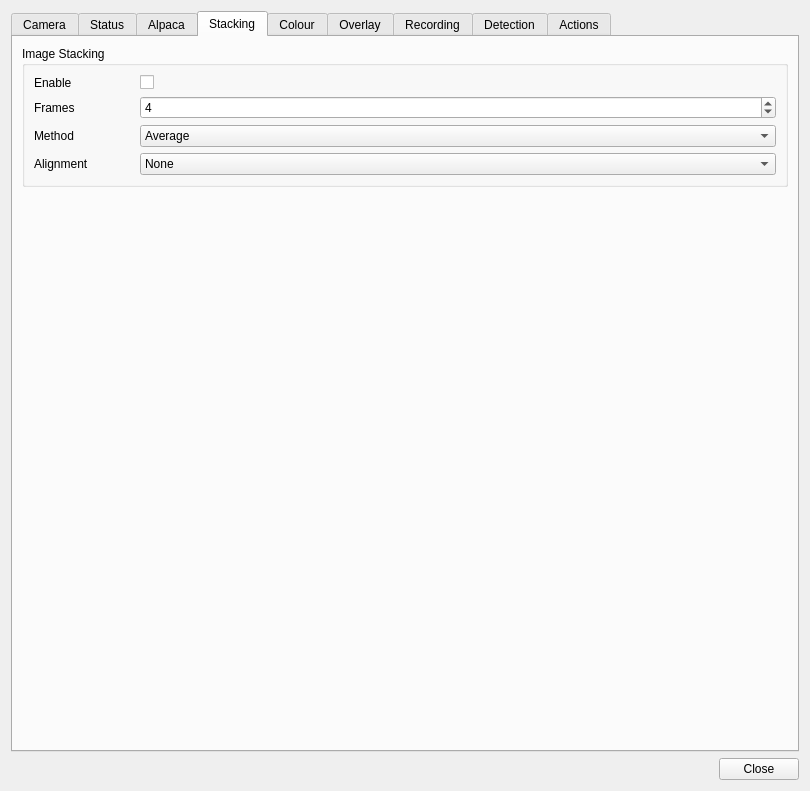
Qt form plugins/feature/camera/camerasettingsdialog.ui (srcejon/sdrangel) before a commit.
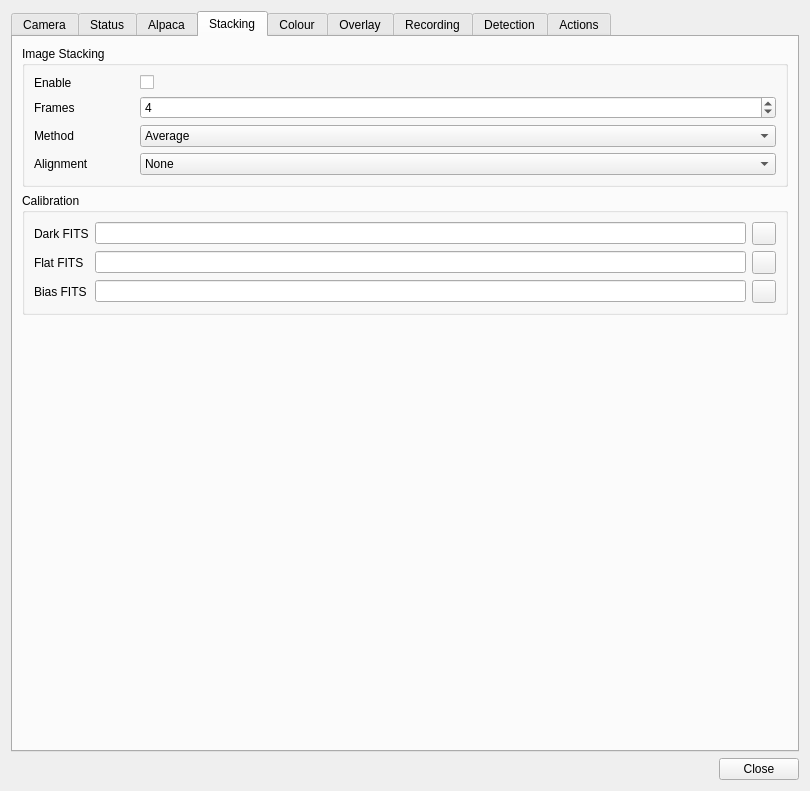
The same form after that commit. The open tabs and pages were chosen to show the change. Icons and pictures are not drawn.

Commit message: Add FITS calibration before image stacking

Patch:
```diff
--- a/plugins/feature/camera/camerasettingsdialog.ui
+++ b/plugins/feature/camera/camerasettingsdialog.ui
@@ -1236,6 +1236,111 @@
          </layout>
         </widget>
        </item>
+       <item>
+        <widget class="QGroupBox" name="stackCalibrationGroup">
+         <property name="title">
+          <string>Calibration</string>
+         </property>
+         <layout class="QFormLayout" name="formLayout_stackCalibration">
+          <item row="0" column="0">
+           <widget class="QLabel" name="stackDarkFileLabel">
+            <property name="text">
+             <string>Dark FITS</string>
+            </property>
+           </widget>
+          </item>
+          <item row="0" column="1">
+           <layout class="QHBoxLayout" name="stackDarkFileLayout">
+            <item>
+             <widget class="QLineEdit" name="stackDarkFileEdit">
+              <property name="toolTip">
+               <string>Optional FITS master dark frame used for pre-stacking calibration</string>
+              </property>
+             </widget>
+            </item>
+            <item>
+             <widget class="QToolButton" name="stackDarkFileButton">
+              <property name="toolTip">
+               <string>Browse for FITS master dark frame</string>
+              </property>
+              <property name="text">
+               <string/>
+              </property>
+              <property name="icon">
+               <iconset resource="../../../sdrgui/resources/res.qrc">
+                <normaloff>:/load.png</normaloff>:/load.png</iconset>
+              </property>
+             </widget>
+            </item>
+           </layout>
+          </item>
+          <item row="1" column="0">
+           <widget class="QLabel" name="stackFlatFileLabel">
+            <property name="text">
+             <string>Flat FITS</string>
+            </property>
+           </widget>
+          </item>
+          <item row="1" column="1">
+           <layout class="QHBoxLayout" name="stackFlatFileLayout">
+            <item>
+             <widget class="QLineEdit" name="stackFlatFileEdit">
+              <property name="toolTip">
+               <string>Optional FITS master flat frame used for pre-stacking calibration</string>
+              </property>
+             </widget>
+            </item>
+            <item>
+             <widget class="QToolButton" name="stackFlatFileButton">
+              <property name="toolTip">
+               <string>Browse for FITS master flat frame</string>
+              </property>
+              <property name="text">
+               <string/>
+              </property>
+              <property name="icon">
+               <iconset resource="../../../sdrgui/resources/res.qrc">
+                <normaloff>:/load.png</normaloff>:/load.png</iconset>
+              </property>
+             </widget>
+            </item>
+           </layout>
+          </item>
+          <item row="2" column="0">
+           <widget class="QLabel" name="stackBiasFileLabel">
+            <property name="text">
+             <string>Bias FITS</string>
+            </property>
+           </widget>
+          </item>
+          <item row="2" column="1">
+           <layout class="QHBoxLayout" name="stackBiasFileLayout">
+            <item>
+             <widget class="QLineEdit" name="stackBiasFileEdit">
+              <property name="toolTip">
+               <string>Optional FITS master bias frame used for pre-stacking calibration</string>
+              </property>
+             </widget>
+            </item>
+            <item>
+             <widget class="QToolButton" name="stackBiasFileButton">
+              <property name="toolTip">
+               <string>Browse for FITS master bias frame</string>
+              </property>
+              <property name="text">
+               <string/>
+              </property>
+              <property name="icon">
+               <iconset resource="../../../sdrgui/resources/res.qrc">
+                <normaloff>:/load.png</normaloff>:/load.png</iconset>
+              </property>
+             </widget>
+            </item>
+           </layout>
+          </item>
+         </layout>
+        </widget>
+       </item>
        <item>
         <spacer name="verticalSpacerStacking">
          <property name="orientation">
```
Left out of the diff: 2 changed lines with no effect on the pictures. The commit also changes 7 other files.
